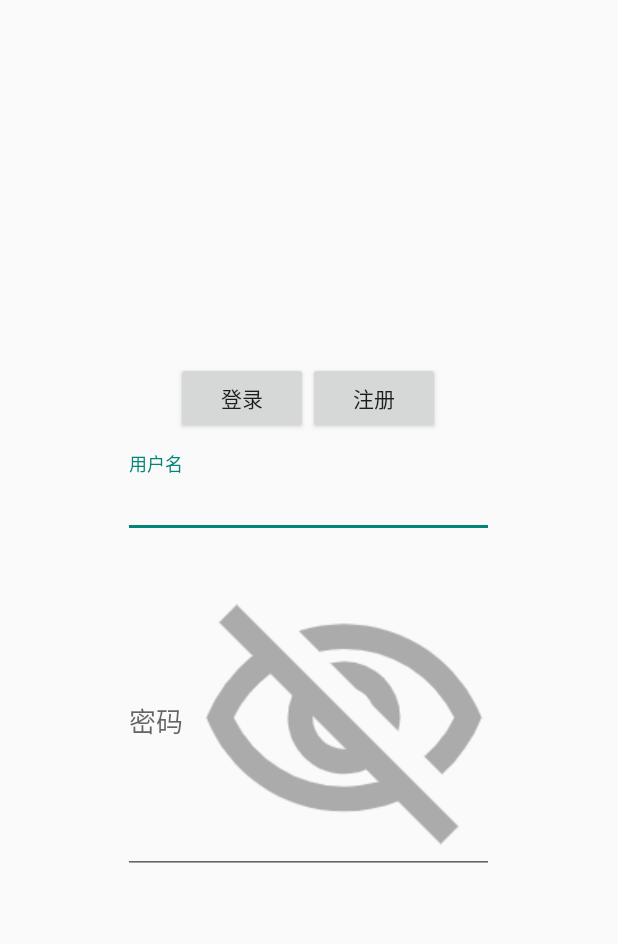
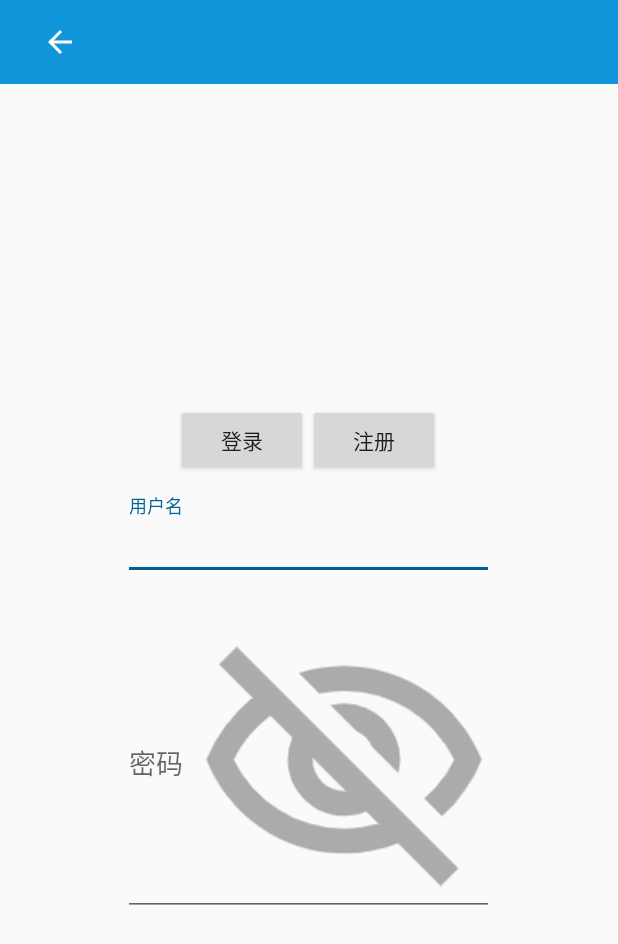
Before and after one commit to zheng-kai/Cats, an Android app: the screen it shows after launch (LoginActivity), on a phone screen of 412 x 824 dp. Shown: the top 944 px of the screen. Run offline under Robolectric (Android 15) with nearby library versions, the phone set to English and light mode, and no system bars.

Commit message:
login ui update

```diff
--- a/app/src/main/AndroidManifest.xml
+++ b/app/src/main/AndroidManifest.xml
@@ -8,7 +8,7 @@
         android:label="@string/app_name"
         android:roundIcon="@mipmap/ic_launcher_round"
         android:supportsRtl="true"
-        android:theme="@style/Theme.AppCompat.Light.NoActionBar">
+        android:theme="@style/AppTheme">
         <activity android:name=".MainActivity"
             android:theme="@style/SplashTheme">
             <intent-filter>
--- a/app/src/main/java/com/example/a27299/cats/MainActivity.kt
+++ b/app/src/main/java/com/example/a27299/cats/MainActivity.kt
@@ -1,5 +1,7 @@
 package com.example.a27299.cats
 
+import android.annotation.SuppressLint
+import android.app.Activity
 import android.content.Context
 import android.content.Intent
 import android.content.SharedPreferences
@@ -7,6 +9,8 @@ import android.graphics.Color
 import android.os.Build
 import android.support.v7.app.AppCompatActivity
 import android.os.Bundle
+import android.view.View
+import android.view.WindowManager
 import com.example.a27299.cats.home.HomeActivity
 import com.example.a27299.cats.login.LoginActivity
 
@@ -15,15 +19,10 @@ class MainActivity : AppCompatActivity() {
     override fun onCreate(savedInstanceState: Bundle?) {
         super.onCreate(savedInstanceState)
         if (Build.VERSION.SDK_INT >= Build.VERSION_CODES.LOLLIPOP) {
-            window.statusBarColor= Color.WHITE
+            window.statusBarColor = Color.WHITE
         }
-        val sp = applicationContext.getSharedPreferences("cats", Context.MODE_PRIVATE)
-        val login = sp.getBoolean("login",false)
-        if(login){
-            startActivity(Intent(this,HomeActivity::class.java))
-        }else{
-            startActivity(Intent(this,LoginActivity::class.java))
-        }
+//            startActivity(Intent(this,HomeActivity::class.java))
+        startActivity(Intent(this, LoginActivity::class.java))
         finish()
     }
 }
--- a/app/src/main/java/com/example/a27299/cats/login/LoginActivity.kt
+++ b/app/src/main/java/com/example/a27299/cats/login/LoginActivity.kt
@@ -9,9 +9,6 @@ import com.example.a27299.cats.R
 class LoginActivity :AppCompatActivity(){
     override fun onCreate(savedInstanceState: Bundle?) {
         super.onCreate(savedInstanceState)
-        if (Build.VERSION.SDK_INT >= Build.VERSION_CODES.LOLLIPOP) {
-            window.statusBarColor= Color.WHITE
-        }
         setContentView(R.layout.activity_login)
     }
 }
--- /dev/null
+++ b/app/src/main/res/drawable/back.xml
@@ -0,0 +1,10 @@
+<vector xmlns:android="http://schemas.android.com/apk/res/android"
+    android:width="24dp"
+    android:height="24dp"
+    android:tint="#FFFFFF"
+    android:viewportWidth="24.0"
+    android:viewportHeight="24.0">
+    <path
+        android:fillColor="#FF000000"
+        android:pathData="M20,11H7.83l5.59,-5.59L12,4l-8,8 8,8 1.41,-1.41L7.83,13H20v-2z" />
+</vector>
--- a/app/src/main/res/drawable/splash.xml
+++ b/app/src/main/res/drawable/splash.xml
@@ -4,6 +4,6 @@
     <item>
         <bitmap
             android:gravity="fill"
-            android:src="@drawable/splash_screen"></bitmap>
+            android:src="@drawable/splash_screen2"></bitmap>
     </item>
 </layer-list>
--- a/app/src/main/res/layout/activity_login.xml
+++ b/app/src/main/res/layout/activity_login.xml
@@ -1,10 +1,29 @@
 <?xml version="1.0" encoding="utf-8"?>
 <LinearLayout xmlns:android="http://schemas.android.com/apk/res/android"
+    xmlns:app="http://schemas.android.com/apk/res-auto"
     android:layout_width="match_parent"
     android:layout_height="match_parent"
-    xmlns:app="http://schemas.android.com/apk/res-auto"
+    android:orientation="vertical">
+
+    <android.support.v7.widget.Toolbar
+        android:layout_width="match_parent"
+        android:layout_height="wrap_content"
+        android:background="@color/colorPrimary">
+
+        <ImageView
+            android:id="@+id/iv_login"
+            android:layout_width="48dp"
+            android:layout_height="48dp"
+            android:padding="12dp"
+            android:src="@drawable/back" />
+    </android.support.v7.widget.Toolbar>
+
+    <LinearLayout
+        android:layout_width="match_parent"
+        android:layout_height="match_parent"
         android:gravity="center"
         android:orientation="horizontal">
+
         <FrameLayout
             android:layout_width="0dp"
             android:layout_height="wrap_content"
@@ -24,40 +43,40 @@
 
                 <Button
                     android:id="@+id/btn_login"
-                android:text="登录"
                     android:layout_width="wrap_content"
-                android:layout_height="wrap_content" />
+                    android:layout_height="wrap_content"
+                    android:text="登录" />
 
                 <Button
                     android:id="@+id/btn_register"
-                android:text="注册"
                     android:layout_width="wrap_content"
-                android:layout_height="wrap_content" />
+                    android:layout_height="wrap_content"
+                    android:text="注册" />
             </LinearLayout>
 
             <android.support.design.widget.TextInputLayout
-            android:layout_marginTop="13dp"
                 android:layout_width="match_parent"
-            android:layout_height="wrap_content">
+                android:layout_height="wrap_content"
+                android:layout_marginTop="13dp">
 
                 <android.support.design.widget.TextInputEditText
-                android:hint="用户名"
                     android:layout_width="match_parent"
-                android:layout_height="wrap_content" />
+                    android:layout_height="wrap_content"
+                    android:hint="用户名" />
             </android.support.design.widget.TextInputLayout>
 
             <android.support.design.widget.TextInputLayout
-            android:layout_marginTop="13dp"
                 android:layout_width="match_parent"
                 android:layout_height="wrap_content"
+                android:layout_marginTop="13dp"
+                app:passwordToggleDrawable="@drawable/eye"
                 app:passwordToggleEnabled="true"
-            app:passwordToggleTint="@color/grey"
-            app:passwordToggleDrawable="@drawable/eye">
+                app:passwordToggleTint="@color/grey">
 
                 <android.support.design.widget.TextInputEditText
-                android:hint="密码"
                     android:layout_width="match_parent"
-                android:layout_height="wrap_content" />
+                    android:layout_height="wrap_content"
+                    android:hint="密码" />
             </android.support.design.widget.TextInputLayout>
 
         </LinearLayout>
@@ -68,3 +87,5 @@
             android:layout_weight="1" />
 
     </LinearLayout>
+
+</LinearLayout>
--- /dev/null
+++ b/app/src/main/res/values-v21/styles.xml
@@ -0,0 +1,8 @@
+<?xml version="1.0" encoding="utf-8"?>
+<resources>
+
+    <style name="SplashTheme" parent="Theme.AppCompat.Light.NoActionBar">
+        <item name="android:colorPrimaryDark">@color/white</item>
+        <item name="android:windowBackground">@drawable/splash</item>
+    </style>
+</resources>
--- a/app/src/main/res/values/colors.xml
+++ b/app/src/main/res/values/colors.xml
@@ -1,7 +1,8 @@
 <?xml version="1.0" encoding="utf-8"?>
 <resources>
-    <color name="colorPrimary">#008577</color>
-    <color name="colorPrimaryDark">#00574B</color>
-    <color name="colorAccent">#D81B60</color>
+    <color name="colorPrimary">#1196db</color>
+    <color name="colorPrimaryDark">#0085ca</color>
+    <color name="colorAccent">#006398</color>
     <color name="grey">#ababab</color>
+    <color name="white">#FFFFFF</color>
 </resources>
--- a/app/src/main/res/values/styles.xml
+++ b/app/src/main/res/values/styles.xml
@@ -1,13 +1,10 @@
 <resources>
 
     <!-- Base application theme. -->
-    <style name="AppTheme" parent="Theme.AppCompat.Light.DarkActionBar">
+    <style name="AppTheme" parent="Theme.AppCompat.Light.NoActionBar">
         <!-- Customize your theme here. -->
         <item name="colorPrimary">@color/colorPrimary</item>
         <item name="colorPrimaryDark">@color/colorPrimaryDark</item>
         <item name="colorAccent">@color/colorAccent</item>
     </style>
-    <style name="SplashTheme" parent="Theme.AppCompat.Light.NoActionBar">
-        <item name="android:windowBackground">@drawable/splash</item>
-    </style>
 </resources>
```
Also changed, not shown: app/src/main/res/drawable-v24/splash_screen.png (deleted), app/src/main/res/drawable-v24/splash_screen2.png (added). Lines whose indentation alone changed are shown as unchanged.
